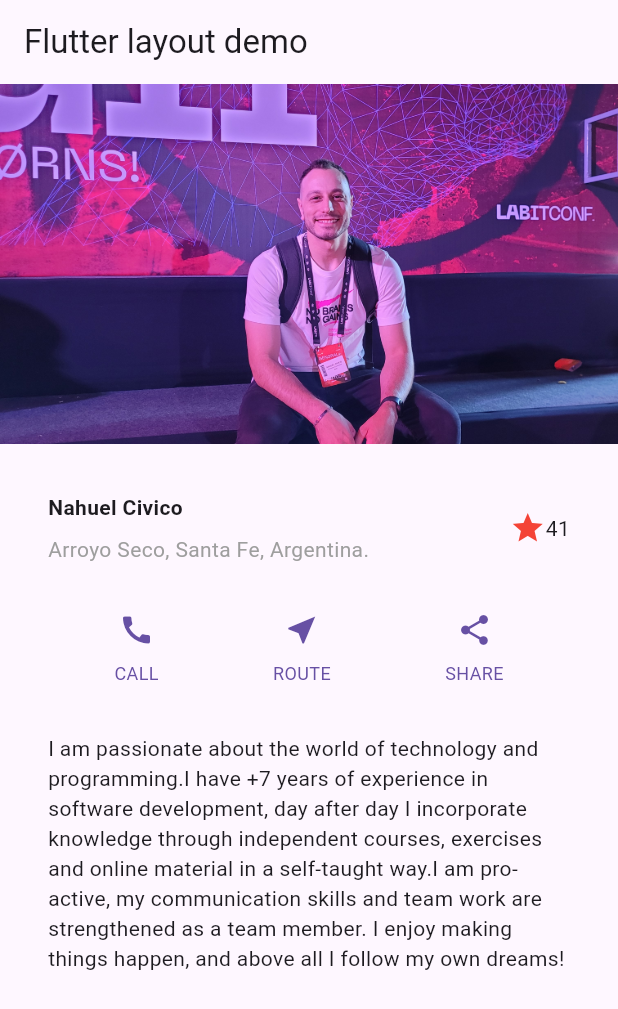
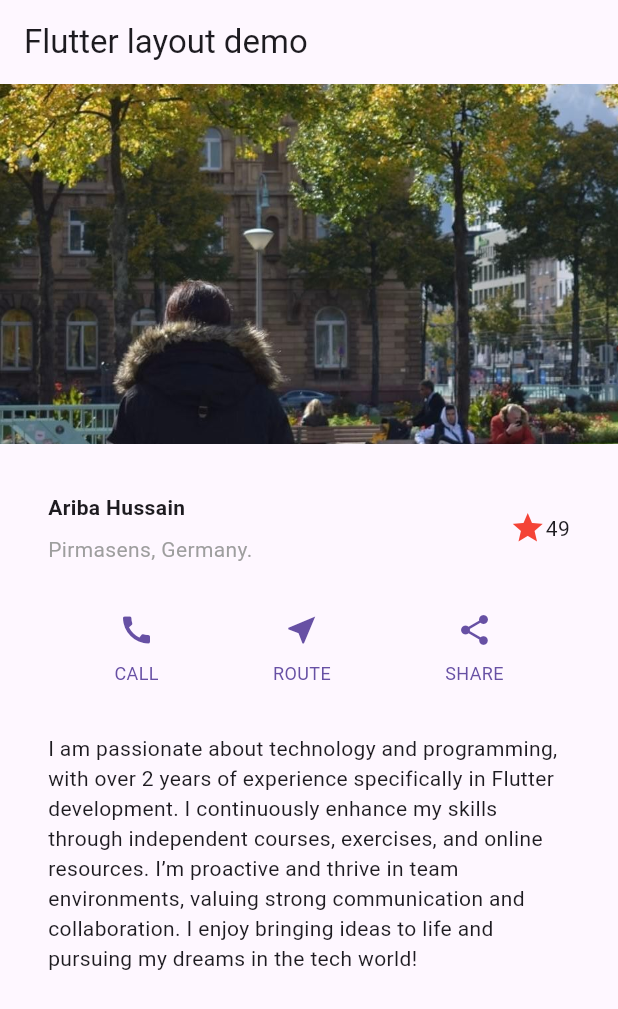
Before and after one commit to ariba1039/build_flutter_layout, a Flutter app: the screen it shows after launch, on a phone screen of 412 x 824 dp. Shown: the top 1009 px of the screen. Run offline on Flutter 3.47's test engine with Material 3 defaults, Android fonts, the phone set to English and light mode, and no system bars.

Commit message:
fixes:done with the assignment 2

```diff
--- a/lib/main.dart
+++ b/lib/main.dart
@@ -22,18 +22,16 @@ class MyApp extends StatelessWidget {
           child: Column(
             children: [
               ImageSection(
-                image: 'assets/images/nahubitconf.jpg',
+                image: 'assets/images/ariba.jpeg',
               ),
               TitleSection(
-                name: 'Nahuel Civico',
-                location: 'Arroyo Seco, Santa Fe, Argentina.',
+                name: 'Ariba Hussain ',
+                location: 'Pirmasens, Germany.',
               ),
               ButtonSection(),
               TextSection(
                 description:
-                    'I am passionate about the world of technology and programming.'
-                    'I have +7 years of experience in software development, day after day I incorporate knowledge through independent courses, exercises and online material in a self-taught way.'
-                    'I am pro-active, my communication skills and team work are strengthened as a team member. I enjoy making things happen, and above all I follow my own dreams!',
+                "I am passionate about technology and programming, with over 2 years of experience specifically in Flutter development. I continuously enhance my skills through independent courses, exercises, and online resources. I’m proactive and thrive in team environments, valuing strong communication and collaboration. I enjoy bringing ideas to life and pursuing my dreams in the tech world!"
               ),
             ],
           ),
--- a/lib/widgets/title_section.dart
+++ b/lib/widgets/title_section.dart
@@ -45,7 +45,7 @@ class TitleSection extends StatelessWidget {
             Icons.star,
             color: Colors.red[500],
           ),
-          const Text('41'),
+          const Text('49'),
         ],
       ),
     );
```
Also changed, not shown: assets/images/ariba.jpeg (added), assets/images/nahubitconf.jpg (deleted), 1 other file.
